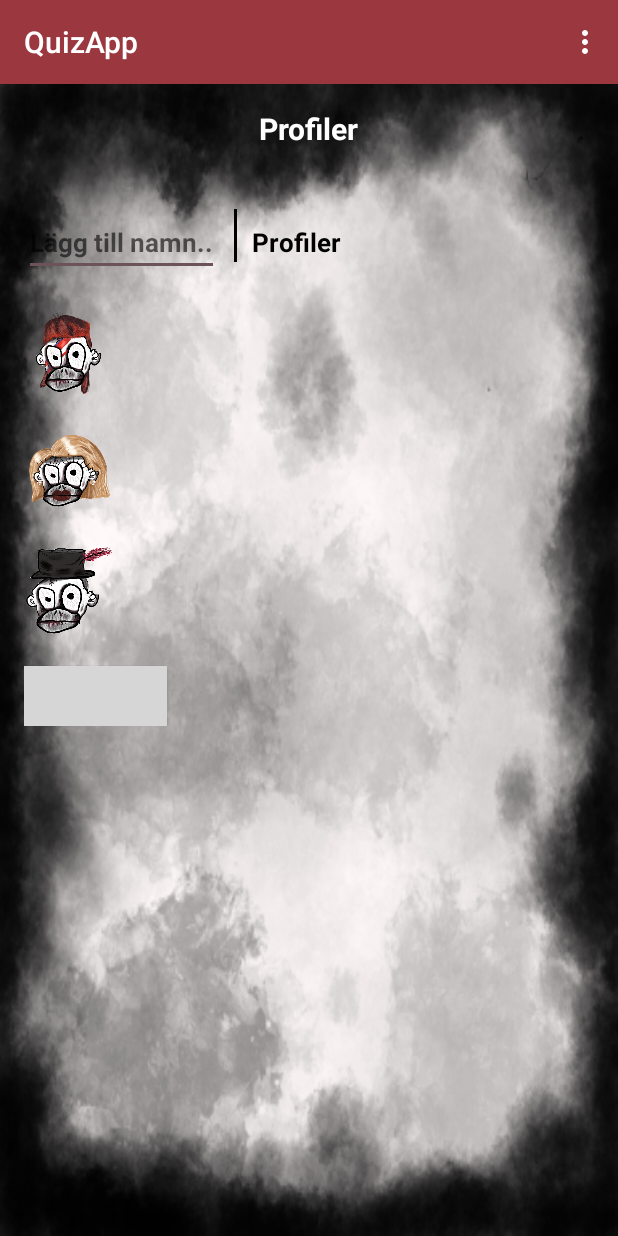
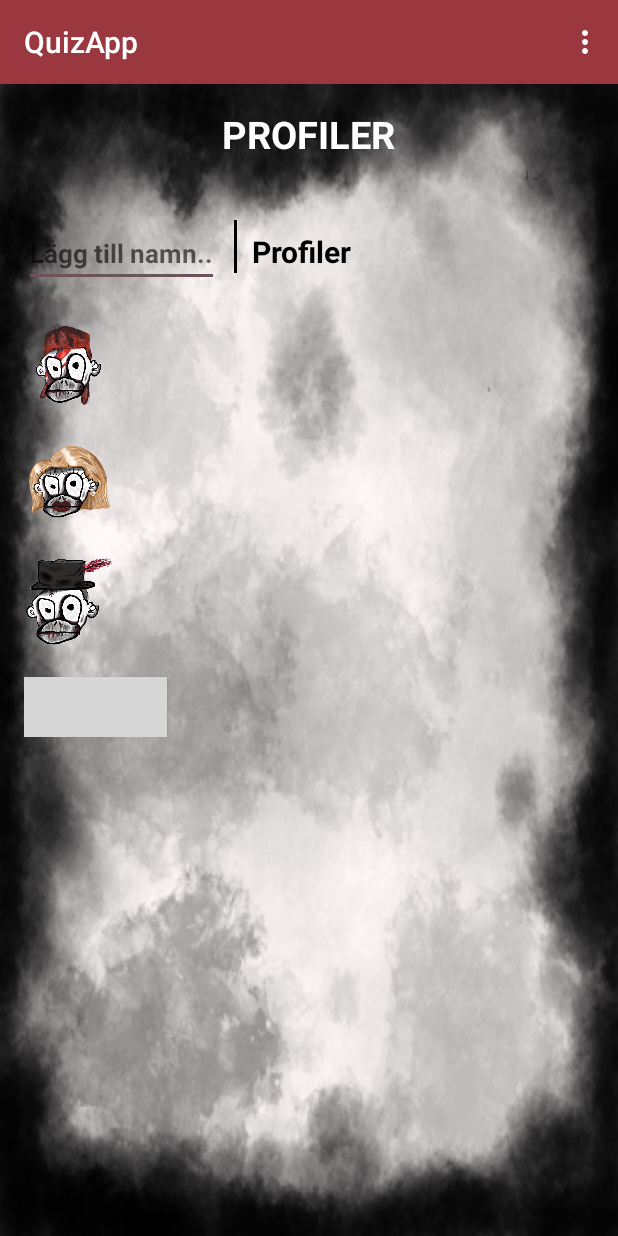
Before and after one commit to J4k08/QuizAppProject, an Android app: the AddQuestionActivity screen opened directly, with no data from a screen before it, after a tap on an icon or button, on a phone screen of 412 x 824 dp. Run offline under Robolectric (Android 15) with nearby library versions, the phone set to English and light mode, and no system bars; 3 statements that could not run were skipped; grey boxes are pictures that could not be loaded.

Commit message:
changed some fontsizes and stuff

```diff
--- a/app/src/main/res/layout/activity_add_question.xml
+++ b/app/src/main/res/layout/activity_add_question.xml
@@ -19,7 +19,8 @@
         android:text="@string/add_question"
         android:textColor="@color/textColorWhite"
         android:textSize="20sp"
-        android:textStyle="bold" />
+        android:textStyle="bold"
+        android:textAllCaps="true" />
 
     <View
         android:id="@+id/add_question_line"
--- a/app/src/main/res/layout/activity_high_score.xml
+++ b/app/src/main/res/layout/activity_high_score.xml
@@ -21,7 +21,8 @@
         android:text="@string/highscore"
         android:textColor="@color/textColorWhite"
         android:textSize="20sp"
-        android:textStyle="bold" />
+        android:textStyle="bold"
+        android:textAllCaps="true" />
 
     <LinearLayout
         android:id="@+id/showHighScore"
--- a/app/src/main/res/layout/activity_personal_profile.xml
+++ b/app/src/main/res/layout/activity_personal_profile.xml
@@ -16,10 +16,11 @@
         android:layout_width="wrap_content"
         android:layout_height="wrap_content"
         android:layout_centerHorizontal="true"
-        android:text="BAJSA"
+        android:text=""
         android:textColor="@color/textColorWhite"
         android:textSize="30sp"
-        android:textStyle="bold" />
+        android:textStyle="bold"
+        android:textAllCaps="true"/>
 
     <View
         android:id="@+id/personal_view"
--- a/app/src/main/res/layout/activity_post_game.xml
+++ b/app/src/main/res/layout/activity_post_game.xml
@@ -19,7 +19,8 @@
         android:text="@string/game_results"
         android:textColor="@color/textColorWhite"
         android:textSize="20sp"
-        android:textStyle="bold" />
+        android:textStyle="bold"
+        android:textAllCaps="true" />
 
     <View
         android:id="@+id/post_game_line"
@@ -142,6 +143,7 @@
             android:layout_height="50dp"
             android:layout_marginBottom="10dp"
             android:layout_weight="1"
+            android:textStyle="bold"
             android:background="@drawable/backgroundrede"
             android:onClick="sendToGameSettings"
             android:text="@string/play_again" />
@@ -152,6 +154,7 @@
             android:layout_height="50dp"
             android:layout_marginBottom="10dp"
             android:layout_weight="1"
+            android:textStyle="bold"
             android:background="@drawable/backgroundrede"
             android:onClick="sendToMain"
             android:text="@string/to_menu" />
@@ -161,6 +164,7 @@
             android:layout_width="wrap_content"
             android:layout_height="50dp"
             android:layout_weight="1"
+            android:textStyle="bold"
             android:background="@drawable/backgroundrede"
             android:onClick="sendToHighScore"
             android:text="@string/to_highscore" />
--- a/app/src/main/res/layout/activity_profile.xml
+++ b/app/src/main/res/layout/activity_profile.xml
@@ -18,8 +18,9 @@
         android:layout_centerHorizontal="true"
         android:text="@string/profiles"
         android:textColor="@color/textColorWhite"
-        android:textSize="20sp"
-        android:textStyle="bold" />
+        android:textSize="25sp"
+        android:textStyle="bold"
+        android:textAllCaps="true"/>
 
     <LinearLayout
         android:id="@+id/addNameAndList"
@@ -38,7 +39,8 @@
             android:textColor="@color/textColorBlack"
             android:textSize="17sp"
             android:textStyle="bold"
-            android:inputType="text"
+            android:lines="1"
+            android:inputType="textNoSuggestions|textPersonName"
             android:digits="abcdefghijklmnopqrstuvwxyzåäöABCDEFGHIJKLMNOPQRSTUVWXYZÅÄÖ"
             />
 
@@ -54,7 +56,7 @@
             android:layout_height="wrap_content"
             android:text="@string/profiles"
             android:textColor="@color/textColorBlack"
-            android:textSize="17sp"
+            android:textSize="20sp"
             android:textStyle="bold" />
 
     </LinearLayout>
@@ -105,7 +107,10 @@
                 android:layout_marginTop="20dp"
                 android:background="@drawable/backgroundrede"
                 android:onClick="saveProfile"
-                android:text="@string/create_profile" />
+                android:text="@string/create_profile"
+                android:textColor="@color/textColorBlack"
+                android:textStyle="bold"
+                android:textSize="15sp"/>
 
 
         </RelativeLayout>
--- a/app/src/main/res/layout/activity_remove_question.xml
+++ b/app/src/main/res/layout/activity_remove_question.xml
@@ -19,7 +19,8 @@
         android:text="@string/remove_question"
         android:textColor="@color/textColorWhite"
         android:textSize="20sp"
-        android:textStyle="bold" />
+        android:textStyle="bold"
+        android:textAllCaps="true" />
 
     <View
         android:id="@+id/remove_question_line"
--- a/app/src/main/res/values/colors.xml
+++ b/app/src/main/res/values/colors.xml
@@ -5,5 +5,6 @@
     <color name="colorAccent">#6b5359</color>
     <color name="textColorBlack">#000000</color>
     <color name="textColorWhite">#FFFFFF</color>
+    <color name="textColorGrey">#5b5b5b</color>
 
 </resources>
--- a/app/src/main/res/values/strings.xml
+++ b/app/src/main/res/values/strings.xml
@@ -10,7 +10,7 @@
     <string name="highscores">Rekord</string>
     <string name="settings">Inställningar</string>
     <string name="head">GRUPP FYRAS QUIZ APP!!!</string>
-    <string name="main_menu_play">Spela</string>
+    <string name="main_menu_play">S p e l a</string>
     <string name="main_menu_profiles">Profiler</string>
     <string name="main_menu_settings">Inställningar</string>
     <string name="chooseCategories">Välj kategori(er)</string>
```
Also changed, not shown: app/src/main/res/layout/activity_game_settings.xml (+24 -16 lines), app/src/main/res/layout/activity_main_menu.xml (+29 -23 lines), app/src/main/res/layout/activity_settings.xml (+12 -1 lines).
